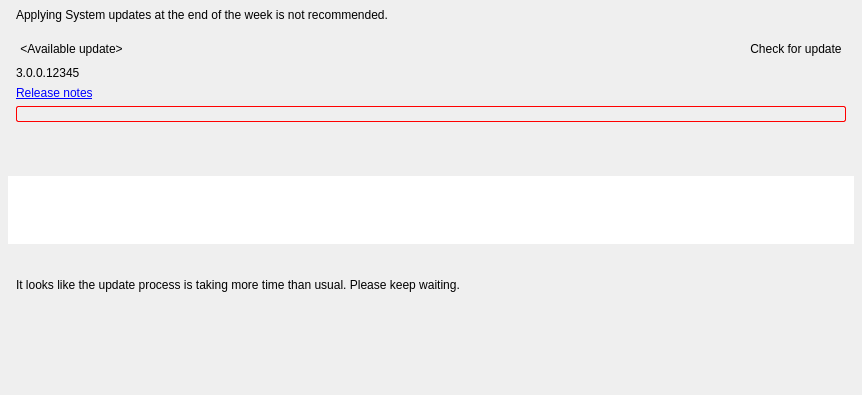
Old version of the form vms/client/nx_vms_client_desktop/src/nx/vms/client/desktop/system_update/multi_server_updates_widget.ui in the repository networkoptix/nx_open.
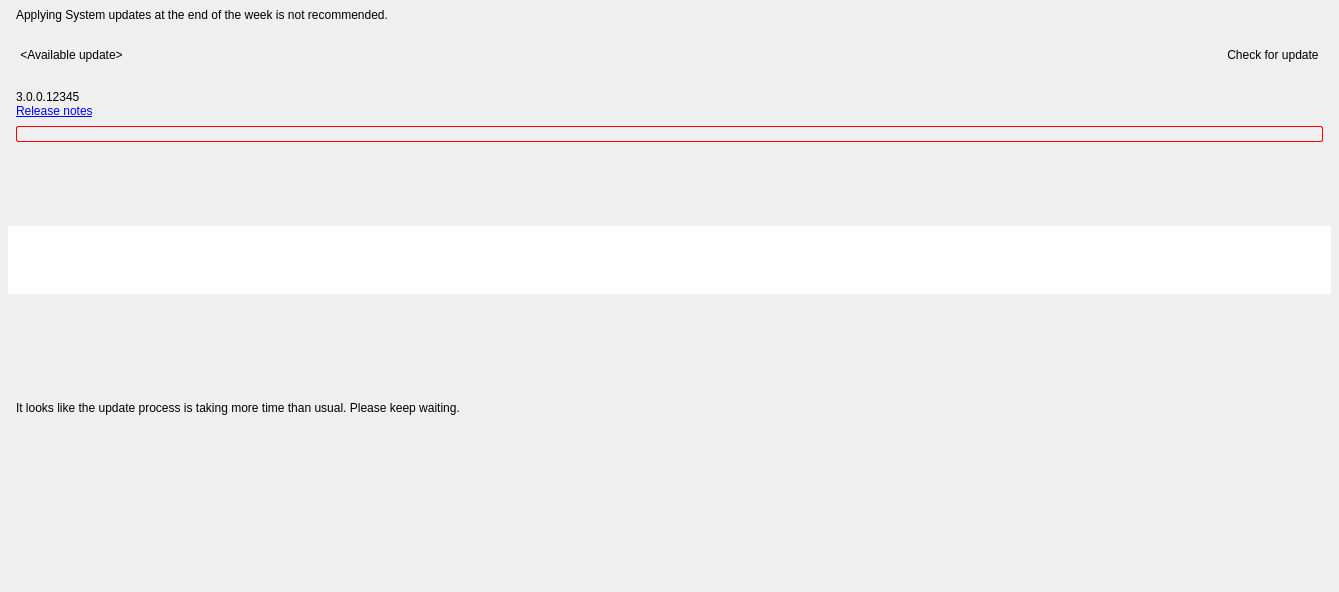
New version of the form. Custom widgets are drawn as their Qt base class.

Commit message:
VMS-12846: Update tab layout fixes
<==== Mercurial data ====>
Branch: vms_4.0_gui

The edit to the form file:
```diff
--- a/vms/client/nx_vms_client_desktop/src/nx/vms/client/desktop/system_update/multi_server_updates_widget.ui
+++ b/vms/client/nx_vms_client_desktop/src/nx/vms/client/desktop/system_update/multi_server_updates_widget.ui
@@ -6,8 +6,8 @@
    <rect>
     <x>0</x>
     <y>0</y>
-    <width>862</width>
-    <height>395</height>
+    <width>1339</width>
+    <height>592</height>
    </rect>
   </property>
   <layout class="QVBoxLayout" name="verticalLayout" stretch="0,0,1">
@@ -59,18 +59,21 @@
        <verstretch>0</verstretch>
       </sizepolicy>
      </property>
-     <layout class="QVBoxLayout" name="controlsVerticalLayout" stretch="1,1,1,1">
+     <layout class="QVBoxLayout" name="controlsVerticalLayout">
+      <property name="spacing">
+       <number>0</number>
+      </property>
       <property name="leftMargin">
        <number>16</number>
       </property>
       <property name="topMargin">
-       <number>8</number>
+       <number>14</number>
       </property>
       <property name="rightMargin">
        <number>16</number>
       </property>
       <property name="bottomMargin">
-       <number>10</number>
+       <number>16</number>
       </property>
       <item>
        <widget class="QStackedWidget" name="titleStackedWidget">
@@ -179,13 +182,32 @@
         </widget>
        </widget>
       </item>
+      <item>
+       <spacer name="verticalSpacer_4">
+        <property name="orientation">
+         <enum>Qt::Vertical</enum>
+        </property>
+        <property name="sizeType">
+         <enum>QSizePolicy::Fixed</enum>
+        </property>
+        <property name="sizeHint" stdset="0">
+         <size>
+          <width>20</width>
+          <height>6</height>
+         </size>
+        </property>
+       </spacer>
+      </item>
       <item>
        <widget class="QStackedWidget" name="versionStackedWidget">
         <property name="currentIndex">
          <number>0</number>
         </property>
         <widget class="QWidget" name="versionPage">
-         <layout class="QHBoxLayout" name="horizontalLayout_6">
+         <layout class="QVBoxLayout" name="verticalLayout_5">
+          <property name="spacing">
+           <number>0</number>
+          </property>
           <property name="leftMargin">
            <number>0</number>
           </property>
@@ -200,9 +222,103 @@
           </property>
           <item>
            <widget class="QLabel" name="targetVersionLabel">
+            <property name="minimumSize">
+             <size>
+              <width>0</width>
+              <height>32</height>
+             </size>
+            </property>
+            <property name="maximumSize">
+             <size>
+              <width>16777215</width>
+              <height>32</height>
+             </size>
+            </property>
             <property name="text">
              <string notr="true">3.0.0.12345</string>
             </property>
+            <property name="alignment">
+             <set>Qt::AlignBottom|Qt::AlignLeading|Qt::AlignLeft</set>
+            </property>
+            <property name="margin">
+             <number>1</number>
+            </property>
+            <property name="textInteractionFlags">
+             <set>Qt::NoTextInteraction</set>
+            </property>
+           </widget>
+          </item>
+          <item>
+           <widget class="QLabel" name="releaseNotesLabel">
+            <property name="sizePolicy">
+             <sizepolicy hsizetype="Preferred" vsizetype="Fixed">
+              <horstretch>0</horstretch>
+              <verstretch>0</verstretch>
+             </sizepolicy>
+            </property>
+            <property name="text">
+             <string notr="true" extracomment="Text should not be translatable, set from cpp">&lt;a href='notes'&gt;Release notes&lt;/a&gt;</string>
+            </property>
+            <property name="alignment">
+             <set>Qt::AlignLeading|Qt::AlignLeft|Qt::AlignTop</set>
+            </property>
+           </widget>
+          </item>
+          <item>
+           <widget class="QWidget" name="releaseDescriptionHolder" native="true">
+            <layout class="QVBoxLayout" name="verticalLayout_3">
+             <property name="leftMargin">
+              <number>0</number>
+             </property>
+             <property name="topMargin">
+              <number>8</number>
+             </property>
+             <property name="rightMargin">
+              <number>0</number>
+             </property>
+             <property name="bottomMargin">
+              <number>0</number>
+             </property>
+             <item>
+              <widget class="QLabel" name="releaseDescriptionLabel">
+               <property name="sizePolicy">
+                <sizepolicy hsizetype="Preferred" vsizetype="Maximum">
+                 <horstretch>0</horstretch>
+                 <verstretch>0</verstretch>
+                </sizepolicy>
+               </property>
+               <property name="styleSheet">
+                <string notr="true">border: 1px solid red;
+border-radius: 2px;</string>
+               </property>
+               <property name="text">
+                <string notr="true">&lt;Here will be release description (if not empty)&gt;</string>
+               </property>
+               <property name="margin">
+                <number>16</number>
+               </property>
+              </widget>
+             </item>
+            </layout>
+           </widget>
+          </item>
+          <item>
+           <widget class="QLabel" name="errorLabel">
+            <property name="sizePolicy">
+             <sizepolicy hsizetype="Preferred" vsizetype="Maximum">
+              <horstretch>0</horstretch>
+              <verstretch>0</verstretch>
+             </sizepolicy>
+            </property>
+            <property name="text">
+             <string notr="true"/>
+            </property>
+            <property name="alignment">
+             <set>Qt::AlignLeading|Qt::AlignLeft|Qt::AlignTop</set>
+            </property>
+            <property name="textInteractionFlags">
+             <set>Qt::LinksAccessibleByMouse</set>
+            </property>
            </widget>
           </item>
          </layout>
@@ -288,112 +404,20 @@
        </widget>
       </item>
       <item>
-       <widget class="nx::vms::client::desktop::StackedWidget" name="infoStackedWidget">
-        <property name="sizePolicy">
-         <sizepolicy hsizetype="Preferred" vsizetype="Maximum">
-          <horstretch>0</horstretch>
-          <verstretch>0</verstretch>
-         </sizepolicy>
+       <spacer name="verticalSpacer_2">
+        <property name="orientation">
+         <enum>Qt::Vertical</enum>
         </property>
-        <property name="currentIndex">
-         <number>0</number>
+        <property name="sizeType">
+         <enum>QSizePolicy::Fixed</enum>
         </property>
-        <widget class="QWidget" name="releaseNotesPage">
-         <property name="sizePolicy">
-          <sizepolicy hsizetype="Preferred" vsizetype="Maximum">
-           <horstretch>0</horstretch>
-           <verstretch>0</verstretch>
-          </sizepolicy>
-         </property>
-         <layout class="QVBoxLayout" name="verticalLayout_3" stretch="1,1">
-          <property name="leftMargin">
-           <number>0</number>
-          </property>
-          <property name="topMargin">
-           <number>0</number>
-          </property>
-          <property name="rightMargin">
-           <number>0</number>
-          </property>
-          <property name="bottomMargin">
-           <number>0</number>
-          </property>
-          <item>
-           <widget class="QLabel" name="releaseNotesLabel">
-            <property name="sizePolicy">
-             <sizepolicy hsizetype="Preferred" vsizetype="Maximum">
-              <horstretch>0</horstretch>
-              <verstretch>0</verstretch>
-             </sizepolicy>
-            </property>
-            <property name="text">
-             <string notr="true" extracomment="Text should not be translatable, set from cpp">&lt;a href='notes'&gt;Release notes&lt;/a&gt;</string>
-            </property>
-           </widget>
-          </item>
-          <item>
-           <widget class="QLabel" name="releaseDescriptionLabel">
-            <property name="sizePolicy">
-             <sizepolicy hsizetype="Preferred" vsizetype="Maximum">
-              <horstretch>0</horstretch>
-              <verstretch>0</verstretch>
-             </sizepolicy>
-            </property>
-            <property name="styleSheet">
-             <string notr="true">border: 1px solid red;
-border-radius: 2px;</string>
-            </property>
-            <property name="text">
-             <string notr="true">&lt;Here will be release description (if not empty)&gt;</string>
-            </property>
-            <property name="margin">
-             <number>16</number>
-            </property>
-           </widget>
-          </item>
-         </layout>
-        </widget>
-        <widget class="QWidget" name="errorPage">
-         <layout class="QHBoxLayout" name="horizontalLayout">
-          <property name="leftMargin">
-           <number>0</number>
-          </property>
-          <property name="topMargin">
-           <number>0</number>
-          </property>
-          <property name="rightMargin">
-           <number>0</number>
-          </property>
-          <property name="bottomMargin">
-           <number>0</number>
-          </property>
-          <item>
-           <widget class="QLabel" name="errorLabel">
-            <property name="sizePolicy">
-             <sizepolicy hsizetype="Preferred" vsizetype="Maximum">
-              <horstretch>0</horstretch>
-              <verstretch>0</verstretch>
-             </sizepolicy>
-            </property>
-            <property name="text">
-             <string notr="true"/>
-            </property>
-            <property name="textInteractionFlags">
-             <set>Qt::LinksAccessibleByMouse|Qt::TextSelectableByKeyboard|Qt::TextSelectableByMouse</set>
-            </property>
-           </widget>
-          </item>
-         </layout>
-        </widget>
-        <widget class="QWidget" name="emptyInfoPage">
-         <property name="sizePolicy">
-          <sizepolicy hsizetype="Preferred" vsizetype="Maximum">
-           <horstretch>0</horstretch>
-           <verstretch>0</verstretch>
-          </sizepolicy>
-         </property>
-        </widget>
-       </widget>
+        <property name="sizeHint" stdset="0">
+         <size>
+          <width>20</width>
+          <height>16</height>
+         </size>
+        </property>
+       </spacer>
       </item>
       <item>
        <widget class="QStackedWidget" name="updateStackedWidget">
@@ -677,12 +701,6 @@
    <header location="global">nx/vms/client/desktop/common/widgets/busy_indicator.h</header>
    <container>1</container>
   </customwidget>
-  <customwidget>
-   <class>nx::vms::client::desktop::StackedWidget</class>
-   <extends>QStackedWidget</extends>
-   <header location="global">nx/vms/client/desktop/common/widgets/stacked_widget.h</header>
-   <container>1</container>
-  </customwidget>
   <customwidget>
    <class>nx::vms::client::desktop::TableView</class>
    <extends>QTableView</extends>
```
Left out of the diff: 16 changed lines with no effect on the pictures. The commit also changes 2 other files.
